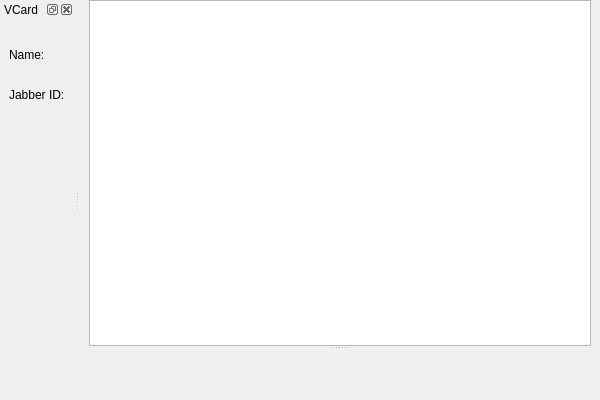
chloerei/qtalk, file app/ChatWindow.ui: the form before one commit.
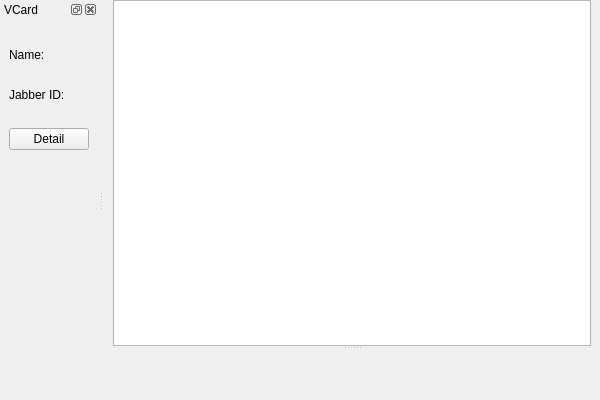
The form after the commit.

Patch:
```diff
--- a/app/ChatWindow.ui
+++ b/app/ChatWindow.ui
@@ -114,6 +114,13 @@
        </property>
       </widget>
      </item>
+     <item>
+      <widget class="QPushButton" name="detailButton">
+       <property name="text">
+        <string>Detail</string>
+       </property>
+      </widget>
+     </item>
      <item>
       <spacer name="verticalSpacer">
        <property name="orientation">
```
